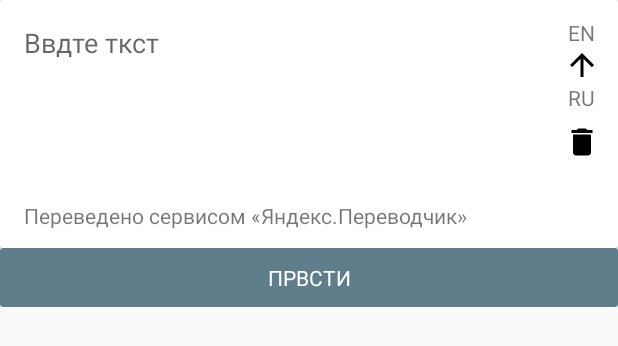
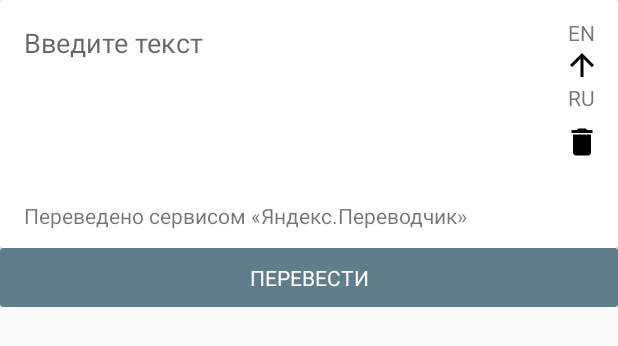
Before and after one commit to 3DRing/StonedTranslator, an Android app: the layout translate_fragment.xml on its own in the app's theme, with its tools: preview values and no code run, on a phone screen of 412 x 824 dp. Shown: the top 346 px of the screen. Run offline under Robolectric (Android 15) with nearby library versions, the phone set to English and light mode, and no system bars.

```diff
--- a/app/src/main/AndroidManifest.xml
+++ b/app/src/main/AndroidManifest.xml
@@ -7,7 +7,7 @@
     <application
         android:name=".App"
         android:allowBackup="true"
-        android:icon="@mipmap/ic_launcher"
+        android:icon="@mipmap/mipmap_launcher"
         android:label="@string/app_name"
         android:supportsRtl="true"
         android:theme="@style/AppTheme">
--- /dev/null
+++ b/app/src/main/res/values/dimens.xml
@@ -0,0 +1,5 @@
+<?xml version="1.0" encoding="utf-8"?>
+<resources xmlns:tools="http://schemas.android.com/tools">
+    <!--Floating action button-->
+    <dimen name="design_fab_image_size" tools:override="true">28dp</dimen>
+</resources>
--- a/app/src/main/res/values/strings.xml
+++ b/app/src/main/res/values/strings.xml
@@ -1,8 +1,8 @@
 <resources>
     <string name="app_name">Ya Trnsltr</string>
     <string name="lang_pair_item">%1$s-%2$s</string>
-    <string name="translate_button_text">Првсти</string>
-    <string name="input_hint_text">Ввдте ткст</string>
+    <string name="translate_button_text">Перевести</string>
+    <string name="input_hint_text">Введите текст</string>
     <string name="yandex_badge_text">Переведено сервисом «Яндекс.Переводчик»</string>
     <string name="history_title">История</string>
     <string name="deleted_from_history">Удалено из истории</string>
```
Also changed, not shown: app/src/main/res/layout/activity_main.xml (+21 -11 lines), app/src/main/res/mipmap-hdpi/mipmap_launcher.png (renamed from app/src/main/res/mipmap-hdpi/ic_launcher.png), app/src/main/res/mipmap-mdpi/mipmap_launcher.png (renamed from app/src/main/res/mipmap-mdpi/ic_launcher.png), app/src/main/res/mipmap-xhdpi/mipmap_launcher.png (renamed from app/src/main/res/mipmap-xhdpi/ic_launcher.png), app/src/main/res/mipmap-xxhdpi/mipmap_launcher.png (renamed from app/src/main/res/mipmap-xxhdpi/ic_launcher.png), app/src/main/res/mipmap-xxxhdpi/mipmap_launcher.png (renamed from app/src/main/res/mipmap-xxxhdpi/ic_launcher.png).
